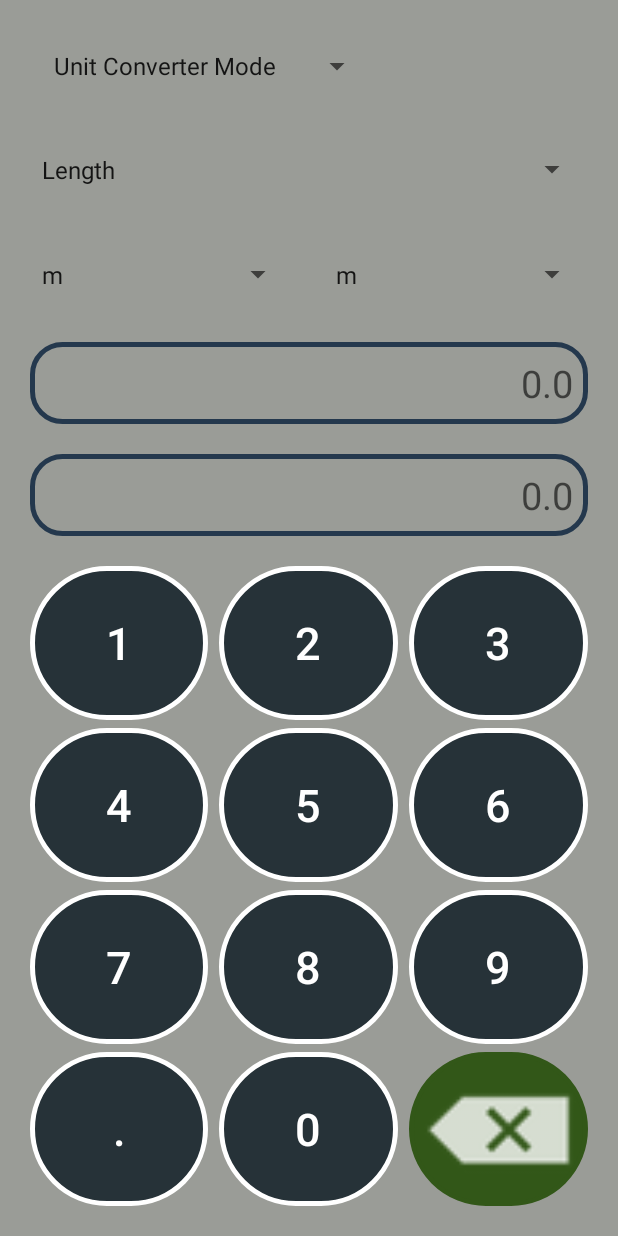
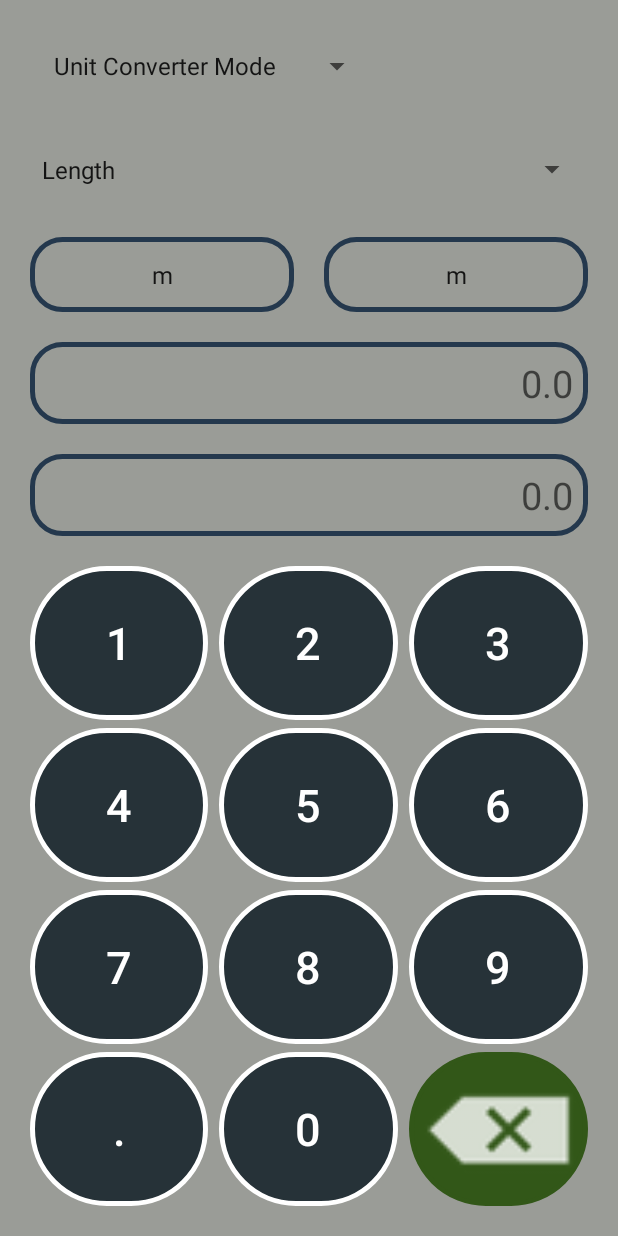
Before and after one commit to Manash-Das/Calculator, an Android app: the UnitConverter screen opened directly, with no data from a screen before it, on a phone screen of 412 x 824 dp. Run offline under Robolectric (Android 15) with nearby library versions, the phone set to English and light mode, and no system bars; libraries missing offline, so code that uses them is left out: com.chaquo.python.

```diff
--- a/app/src/main/res/layout/activity_unit_converter.xml
+++ b/app/src/main/res/layout/activity_unit_converter.xml
@@ -44,6 +44,8 @@
             android:layout_height="50dp"
             android:layout_gravity="center_horizontal"
             android:layout_marginEnd="10dp"
+            android:background="@drawable/rectangular_shape"
+            android:textAlignment="center"
             android:layout_weight="1"
             android:entries="@array/lengthOption" />
 
@@ -51,6 +53,9 @@
             android:id="@+id/secondUnit"
             android:layout_width="50dp"
             android:layout_height="50dp"
+            android:textAlignment="center"
+            android:background="@drawable/rectangular_shape"
+            android:minHeight="50dp"
             android:layout_marginStart="10dp"
             android:layout_weight="1"
             android:entries="@array/lengthOption" />
```
Also changed, not shown: 1 other file.
